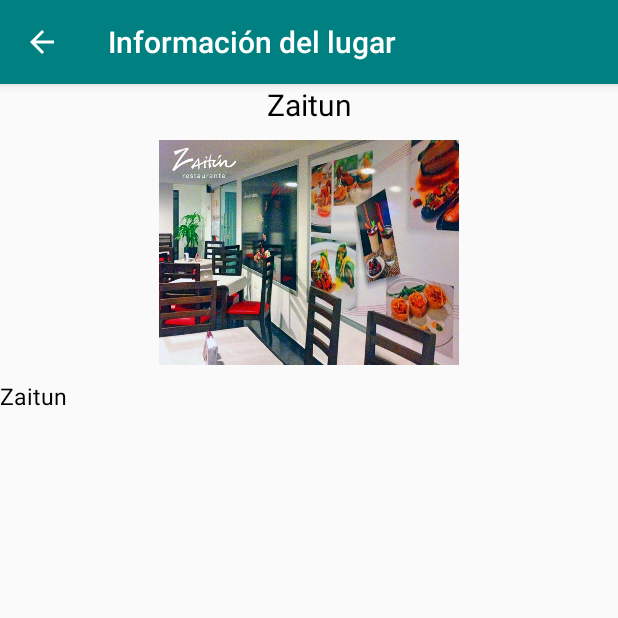
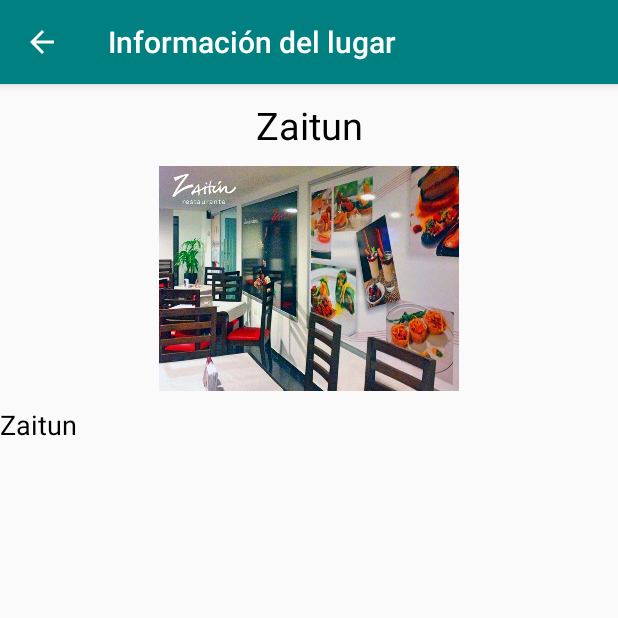
Before and after one commit to HAMH96/SincelejoTour, an Android app: the InfoActivity screen opened directly, with no data from a screen before it, on a phone screen of 412 x 824 dp, the top half of it. Run offline under Robolectric (Android 15) with nearby library versions, the phone set to English and light mode, and no system bars; 4 statements that could not run were skipped.

Commit message:
- Item checking in Navigation Drawer - Info in list items added - Place Info activity added (full content missing)

```diff
--- a/app/src/main/java/com/example/humor/sincelejotour/BarsActivity.java
+++ b/app/src/main/java/com/example/humor/sincelejotour/BarsActivity.java
@@ -42,6 +42,7 @@ public class BarsActivity extends DrawerActivity {
             intent.putExtra("username",username);
             intent.putExtra("email",email);
             startActivity(intent);
+            finish();
         }
     };
 
--- a/app/src/main/java/com/example/humor/sincelejotour/HotelsActivity.java
+++ b/app/src/main/java/com/example/humor/sincelejotour/HotelsActivity.java
@@ -42,6 +42,7 @@ public class HotelsActivity extends DrawerActivity {
             intent.putExtra("username",username);
             intent.putExtra("email",email);
             startActivity(intent);
+            finish();
         }
     };
 
--- a/app/src/main/java/com/example/humor/sincelejotour/RestaurantsActivity.java
+++ b/app/src/main/java/com/example/humor/sincelejotour/RestaurantsActivity.java
@@ -42,6 +42,7 @@ public class RestaurantsActivity extends DrawerActivity {
             intent.putExtra("username",username);
             intent.putExtra("email",email);
             startActivity(intent);
+            finish();
         }
     };
 
--- a/app/src/main/res/layout/activity_info.xml
+++ b/app/src/main/res/layout/activity_info.xml
@@ -17,11 +17,15 @@
         android:popupTheme="@style/ThemeOverlay.AppCompat.Light"
         app:theme="@style/ToolbarTheme"/>
 
+        <Space
+        android:layout_width="match_parent"
+        android:layout_height="10dp"/>
+
         <TextView
             android:layout_width="match_parent"
             android:layout_height="wrap_content"
             android:text="@string/rest1"
-            android:textSize="20sp"
+            android:textSize="25sp"
             android:textColor="@color/black"
             android:textAlignment="center"
             android:paddingBottom="10dp"
@@ -41,7 +45,7 @@
         <TextView
             android:layout_width="match_parent"
             android:layout_height="wrap_content"
-            android:textSize="15sp"
+            android:textSize="18sp"
             android:textColor="@color/black"
             android:text="@string/rest1"
             android:id="@+id/descrInfo"/>
--- a/app/src/main/res/layout/activity_profile.xml
+++ b/app/src/main/res/layout/activity_profile.xml
@@ -52,7 +52,7 @@
             android:layout_width="0dp"
             android:layout_height="match_parent"
             android:layout_weight="1"
-            android:gravity="start"
+            android:gravity="center"
             android:textAlignment="textStart"
             android:textColor="@color/black"
             android:textSize="15sp" />
@@ -87,7 +87,7 @@
             android:textAlignment="textStart"
             android:textColor="@color/black"
             android:id="@+id/emailData"
-            android:gravity="start"/>
+            android:gravity="center"/>
 
     </LinearLayout>
 
```
Also changed, not shown: app/src/main/java/com/example/humor/sincelejotour/InfoActivity.java (+28 -0 lines).
